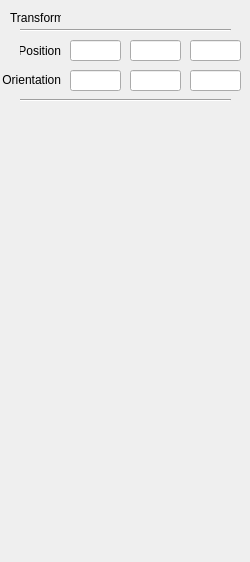
Old version of the form src/view/Inspector.ui in the repository Yordrar/thesis-raytracer.
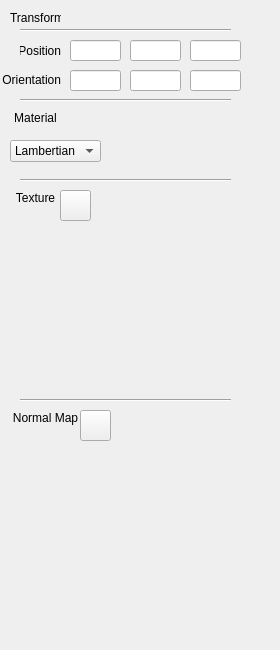
New version of the form.

Commit message: refactored movement of camera in preview mode, added ability to edit texture and normal maps, refactoring the entity selected thing

Diff of the .ui file:
```diff
--- a/src/view/Inspector.ui
+++ b/src/view/Inspector.ui
@@ -6,10 +6,16 @@
    <rect>
     <x>0</x>
     <y>0</y>
-    <width>250</width>
-    <height>562</height>
+    <width>280</width>
+    <height>650</height>
    </rect>
   </property>
+  <property name="minimumSize">
+   <size>
+    <width>280</width>
+    <height>650</height>
+   </size>
+  </property>
   <property name="windowTitle">
    <string>Form</string>
   </property>
@@ -168,6 +174,175 @@
     <enum>Qt::Horizontal</enum>
    </property>
   </widget>
+  <widget class="QLabel" name="material_label">
+   <property name="geometry">
+    <rect>
+     <x>10</x>
+     <y>110</y>
+     <width>51</width>
+     <height>16</height>
+    </rect>
+   </property>
+   <property name="frameShape">
+    <enum>QFrame::NoFrame</enum>
+   </property>
+   <property name="text">
+    <string>Material</string>
+   </property>
+   <property name="textFormat">
+    <enum>Qt::RichText</enum>
+   </property>
+   <property name="alignment">
+    <set>Qt::AlignCenter</set>
+   </property>
+  </widget>
+  <widget class="QComboBox" name="comboBox">
+   <property name="geometry">
+    <rect>
+     <x>10</x>
+     <y>140</y>
+     <width>91</width>
+     <height>22</height>
+    </rect>
+   </property>
+   <item>
+    <property name="text">
+     <string>Lambertian</string>
+    </property>
+   </item>
+   <item>
+    <property name="text">
+     <string>Metal</string>
+    </property>
+   </item>
+   <item>
+    <property name="text">
+     <string>Dielectric</string>
+    </property>
+   </item>
+  </widget>
+  <widget class="Line" name="line_3">
+   <property name="geometry">
+    <rect>
+     <x>20</x>
+     <y>170</y>
+     <width>211</width>
+     <height>20</height>
+    </rect>
+   </property>
+   <property name="orientation">
+    <enum>Qt::Horizontal</enum>
+   </property>
+  </widget>
+  <widget class="QLabel" name="texture_label">
+   <property name="geometry">
+    <rect>
+     <x>10</x>
+     <y>190</y>
+     <width>51</width>
+     <height>16</height>
+    </rect>
+   </property>
+   <property name="frameShape">
+    <enum>QFrame::NoFrame</enum>
+   </property>
+   <property name="text">
+    <string>Texture</string>
+   </property>
+   <property name="textFormat">
+    <enum>Qt::RichText</enum>
+   </property>
+   <property name="alignment">
+    <set>Qt::AlignCenter</set>
+   </property>
+  </widget>
+  <widget class="QLabel" name="texture_view">
+   <property name="geometry">
+    <rect>
+     <x>20</x>
+     <y>230</y>
+     <width>150</width>
+     <height>150</height>
+    </rect>
+   </property>
+   <property name="text">
+    <string/>
+   </property>
+  </widget>
+  <widget class="Line" name="line_4">
+   <property name="geometry">
+    <rect>
+     <x>20</x>
+     <y>390</y>
+     <width>211</width>
+     <height>20</height>
+    </rect>
+   </property>
+   <property name="orientation">
+    <enum>Qt::Horizontal</enum>
+   </property>
+  </widget>
+  <widget class="QLabel" name="normal_label">
+   <property name="geometry">
+    <rect>
+     <x>10</x>
+     <y>410</y>
+     <width>71</width>
+     <height>16</height>
+    </rect>
+   </property>
+   <property name="frameShape">
+    <enum>QFrame::NoFrame</enum>
+   </property>
+   <property name="text">
+    <string>Normal Map</string>
+   </property>
+   <property name="textFormat">
+    <enum>Qt::RichText</enum>
+   </property>
+   <property name="alignment">
+    <set>Qt::AlignCenter</set>
+   </property>
+  </widget>
+  <widget class="QPushButton" name="open_texture">
+   <property name="geometry">
+    <rect>
+     <x>60</x>
+     <y>190</y>
+     <width>31</width>
+     <height>31</height>
+    </rect>
+   </property>
+   <property name="text">
+    <string/>
+   </property>
+  </widget>
+  <widget class="QLabel" name="normal_view">
+   <property name="geometry">
+    <rect>
+     <x>20</x>
+     <y>450</y>
+     <width>150</width>
+     <height>150</height>
+    </rect>
+   </property>
+   <property name="text">
+    <string/>
+   </property>
+  </widget>
+  <widget class="QPushButton" name="open_normal">
+   <property name="geometry">
+    <rect>
+     <x>80</x>
+     <y>410</y>
+     <width>31</width>
+     <height>31</height>
+    </rect>
+   </property>
+   <property name="text">
+    <string/>
+   </property>
+  </widget>
  </widget>
  <resources/>
  <connections/>
```
Left out of the diff: 5 changed lines with no effect on the pictures. The commit also changes 14 other files.
